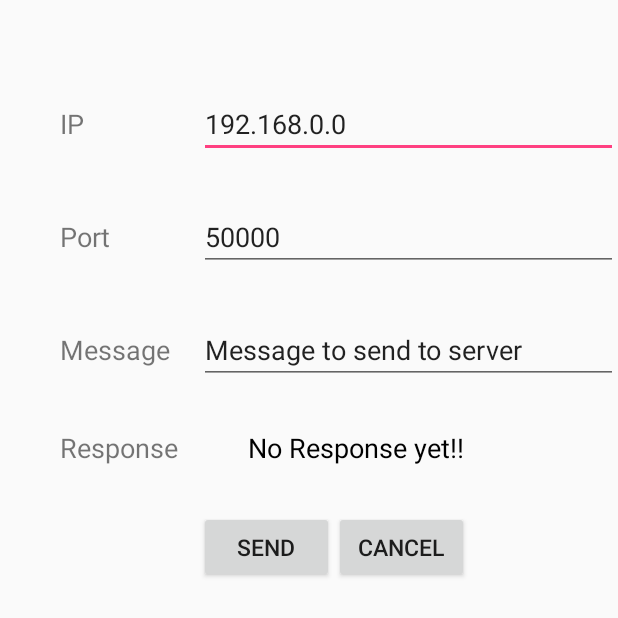
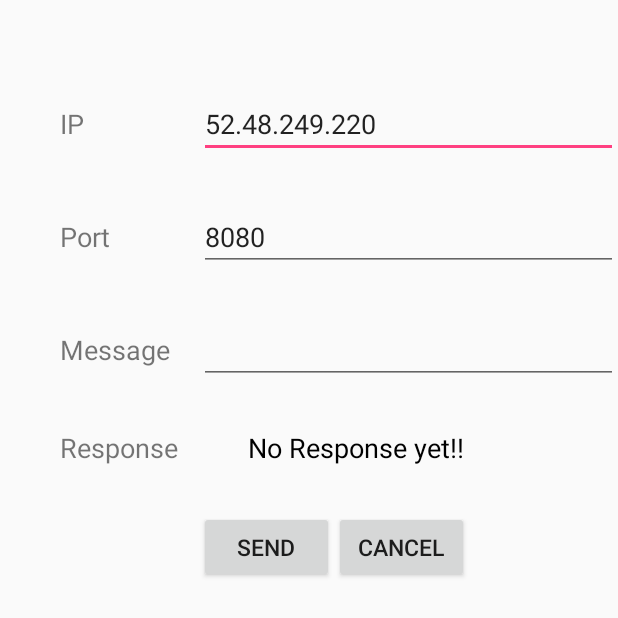
Before and after one commit to Brian1231/Software-Engineeging-Project---COMP30050, an Android app: the screen it shows after launch (MainActivity), on a phone screen of 412 x 824 dp, the top half of it. Run offline under Robolectric (Android 15) with nearby library versions, the phone set to English and light mode, and no system bars.

Commit message:
Updated android test app

```diff
--- a/android/GameController/app/src/main/java/com/psmb/gamecontroller/MainActivity.java
+++ b/android/GameController/app/src/main/java/com/psmb/gamecontroller/MainActivity.java
@@ -19,6 +19,7 @@ public class MainActivity extends AppCompatActivity implements AsyncResponse {
         setContentView(R.layout.activity_main);
         sendButton = (Button) findViewById(R.id.sendButton);
         cancelButton = (Button) findViewById(R.id.cancelButton);
+        thread = new ClientThread(MainActivity.this);
     }
 
     protected void onStart() {
@@ -34,7 +35,7 @@ public class MainActivity extends AppCompatActivity implements AsyncResponse {
                 String ip = etip.getText().toString();
                 EditText etport = (EditText) findViewById(R.id.portText);
                 String port = etport.getText().toString();
-                thread = new ClientThread(MainActivity.this);
+
 
                 thread.execute(message,ip, port);
             }
--- a/android/GameController/app/src/main/res/layout/activity_main.xml
+++ b/android/GameController/app/src/main/res/layout/activity_main.xml
@@ -24,7 +24,7 @@
             android:layout_width="0dp"
             android:layout_height="wrap_content"
             android:layout_weight="0.75"
-            android:text="192.168.0.0"
+            android:text="52.48.249.220"
             android:ems="10" />
     </LinearLayout>
 
@@ -47,7 +47,7 @@
             android:layout_width="0dp"
             android:layout_height="wrap_content"
             android:layout_weight="0.75"
-            android:text="50000"
+            android:text="8080"
             android:ems="10" />
     </LinearLayout>
     <!-- Message -->>
@@ -69,7 +69,7 @@
             android:layout_width="0dp"
             android:layout_height="wrap_content"
             android:layout_weight="0.75"
-            android:text="Message to send to server"
+            android:text=""
             android:ems="10" />
     </LinearLayout>
 
```
Also changed, not shown: android/GameController/app/src/main/java/com/psmb/gamecontroller/ClientThread.java (+5 -5 lines).
